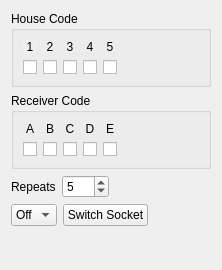
First picture: the form in src/brickv/plugin_system/plugins/remote_switch/ui/remote_switch.ui, repository Tinkerforge/brickv, before the edit.
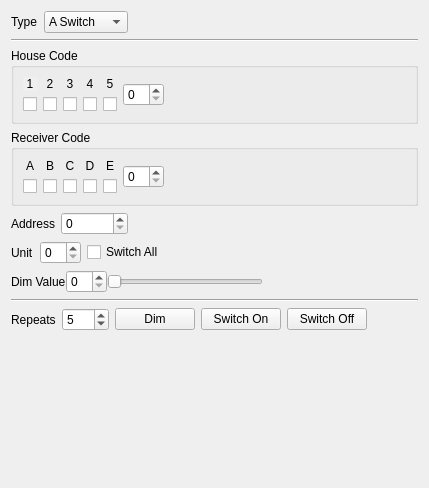
Second picture: the form after the edit.

Commit message: Add socket type a/b to Remote Bricklet plugin

The edit to the form file:
```diff
--- a/src/brickv/plugin_system/plugins/remote_switch/ui/remote_switch.ui
+++ b/src/brickv/plugin_system/plugins/remote_switch/ui/remote_switch.ui
@@ -6,14 +6,64 @@
    <rect>
     <x>0</x>
     <y>0</y>
-    <width>222</width>
-    <height>270</height>
+    <width>429</width>
+    <height>488</height>
    </rect>
   </property>
   <property name="windowTitle">
    <string>Form</string>
   </property>
   <layout class="QVBoxLayout" name="verticalLayout">
+   <item>
+    <layout class="QHBoxLayout" name="horizontalLayout_8">
+     <item>
+      <widget class="QLabel" name="label_14">
+       <property name="text">
+        <string>Type</string>
+       </property>
+      </widget>
+     </item>
+     <item>
+      <widget class="QComboBox" name="combo_type">
+       <item>
+        <property name="text">
+         <string>A Switch</string>
+        </property>
+       </item>
+       <item>
+        <property name="text">
+         <string>B Switch</string>
+        </property>
+       </item>
+       <item>
+        <property name="text">
+         <string>B Dimmer</string>
+        </property>
+       </item>
+      </widget>
+     </item>
+     <item>
+      <spacer name="horizontalSpacer_7">
+       <property name="orientation">
+        <enum>Qt::Horizontal</enum>
+       </property>
+       <property name="sizeHint" stdset="0">
+        <size>
+         <width>40</width>
+         <height>20</height>
+        </size>
+       </property>
+      </spacer>
+     </item>
+    </layout>
+   </item>
+   <item>
+    <widget class="Line" name="line_2">
+     <property name="orientation">
+      <enum>Qt::Horizontal</enum>
+     </property>
+    </widget>
+   </item>
    <item>
     <layout class="QVBoxLayout" name="verticalLayout_2">
      <item>
@@ -137,6 +187,13 @@
           </item>
          </layout>
         </item>
+        <item>
+         <widget class="QSpinBox" name="spinbox_house">
+          <property name="maximum">
+           <number>31</number>
+          </property>
+         </widget>
+        </item>
         <item>
          <spacer name="horizontalSpacer">
           <property name="orientation">
@@ -266,6 +323,13 @@
             </item>
            </layout>
           </item>
+          <item>
+           <widget class="QSpinBox" name="spinbox_receiver">
+            <property name="maximum">
+             <number>31</number>
+            </property>
+           </widget>
+          </item>
           <item>
            <spacer name="horizontalSpacer_2">
             <property name="orientation">
@@ -286,6 +350,165 @@
      </item>
     </layout>
    </item>
+   <item>
+    <widget class="QWidget" name="widget_address" native="true">
+     <layout class="QHBoxLayout" name="horizontalLayout_5">
+      <property name="spacing">
+       <number>0</number>
+      </property>
+      <property name="margin">
+       <number>0</number>
+      </property>
+      <item>
+       <layout class="QHBoxLayout" name="layout_address" stretch="0,0,0">
+        <property name="spacing">
+         <number>6</number>
+        </property>
+        <item>
+         <widget class="QLabel" name="label_address">
+          <property name="text">
+           <string>Address</string>
+          </property>
+         </widget>
+        </item>
+        <item>
+         <widget class="QSpinBox" name="spinbox_address">
+          <property name="maximum">
+           <number>67108863</number>
+          </property>
+         </widget>
+        </item>
+        <item>
+         <spacer name="spacer_address">
+          <property name="orientation">
+           <enum>Qt::Horizontal</enum>
+          </property>
+          <property name="sizeHint" stdset="0">
+           <size>
+            <width>40</width>
+            <height>20</height>
+           </size>
+          </property>
+         </spacer>
+        </item>
+       </layout>
+      </item>
+     </layout>
+    </widget>
+   </item>
+   <item>
+    <widget class="QWidget" name="widget_unit" native="true">
+     <layout class="QHBoxLayout" name="horizontalLayout_6">
+      <property name="spacing">
+       <number>0</number>
+      </property>
+      <property name="margin">
+       <number>0</number>
+      </property>
+      <item>
+       <layout class="QHBoxLayout" name="layout_unit">
+        <property name="spacing">
+         <number>6</number>
+        </property>
+        <item>
+         <widget class="QLabel" name="label_unit">
+          <property name="text">
+           <string>Unit</string>
+          </property>
+         </widget>
+        </item>
+        <item>
+         <widget class="QSpinBox" name="spinbox_unit">
+          <property name="maximum">
+           <number>15</number>
+          </property>
+         </widget>
+        </item>
+        <item>
+         <widget class="QCheckBox" name="checkbox_switchall">
+          <property name="text">
+           <string>Switch All</string>
+          </property>
+         </widget>
+        </item>
+        <item>
+         <spacer name="spacer_unit">
+          <property name="orientation">
+           <enum>Qt::Horizontal</enum>
+          </property>
+          <property name="sizeHint" stdset="0">
+           <size>
+            <width>40</width>
+            <height>20</height>
+           </size>
+          </property>
+         </spacer>
+        </item>
+       </layout>
+      </item>
+     </layout>
+    </widget>
+   </item>
+   <item>
+    <widget class="QWidget" name="widget_dim_value" native="true">
+     <layout class="QHBoxLayout" name="horizontalLayout_11">
+      <property name="spacing">
+       <number>0</number>
+      </property>
+      <property name="margin">
+       <number>0</number>
+      </property>
+      <item>
+       <layout class="QHBoxLayout" name="horizontalLayout_10">
+        <item>
+         <widget class="QLabel" name="label_12">
+          <property name="text">
+           <string>Dim Value</string>
+          </property>
+         </widget>
+        </item>
+        <item>
+         <widget class="QSpinBox" name="spinbox_dim_value">
+          <property name="maximum">
+           <number>15</number>
+          </property>
+         </widget>
+        </item>
+        <item>
+         <widget class="QSlider" name="slider_dim_value">
+          <property name="maximum">
+           <number>15</number>
+          </property>
+          <property name="orientation">
+           <enum>Qt::Horizontal</enum>
+          </property>
+         </widget>
+        </item>
+        <item>
+         <spacer name="horizontalSpacer_4">
+          <property name="orientation">
+           <enum>Qt::Horizontal</enum>
+          </property>
+          <property name="sizeHint" stdset="0">
+           <size>
+            <width>40</width>
+            <height>20</height>
+           </size>
+          </property>
+         </spacer>
+        </item>
+       </layout>
+      </item>
+     </layout>
+    </widget>
+   </item>
+   <item>
+    <widget class="Line" name="line">
+     <property name="orientation">
+      <enum>Qt::Horizontal</enum>
+     </property>
+    </widget>
+   </item>
    <item>
     <layout class="QHBoxLayout" name="horizontalLayout_4">
      <item>
@@ -308,6 +531,27 @@
        </property>
       </widget>
      </item>
+     <item>
+      <widget class="QPushButton" name="button_dim">
+       <property name="text">
+        <string>Dim</string>
+       </property>
+      </widget>
+     </item>
+     <item>
+      <widget class="QPushButton" name="button_switch_on">
+       <property name="text">
+        <string>Switch On</string>
+       </property>
+      </widget>
+     </item>
+     <item>
+      <widget class="QPushButton" name="button_switch_off">
+       <property name="text">
+        <string>Switch Off</string>
+       </property>
+      </widget>
+     </item>
      <item>
       <spacer name="horizontalSpacer_3">
        <property name="orientation">
@@ -323,44 +567,6 @@
      </item>
     </layout>
    </item>
-   <item>
-    <layout class="QHBoxLayout" name="horizontalLayout_5">
-     <item>
-      <widget class="QComboBox" name="combo_onoff">
-       <item>
-        <property name="text">
-         <string>Off</string>
-        </property>
-       </item>
-       <item>
-        <property name="text">
-         <string>On</string>
-        </property>
-       </item>
-      </widget>
-     </item>
-     <item>
-      <widget class="QPushButton" name="button_switch">
-       <property name="text">
-        <string>Switch Socket</string>
-       </property>
-      </widget>
-     </item>
-     <item>
-      <spacer name="horizontalSpacer_5">
-       <property name="orientation">
-        <enum>Qt::Horizontal</enum>
-       </property>
-       <property name="sizeHint" stdset="0">
-        <size>
-         <width>40</width>
-         <height>20</height>
-        </size>
-       </property>
-      </spacer>
-     </item>
-    </layout>
-   </item>
    <item>
     <spacer name="verticalSpacer">
      <property name="orientation">
```
Left out of the diff: 4 changed lines with no effect on the pictures. The commit also changes 2 other files.
